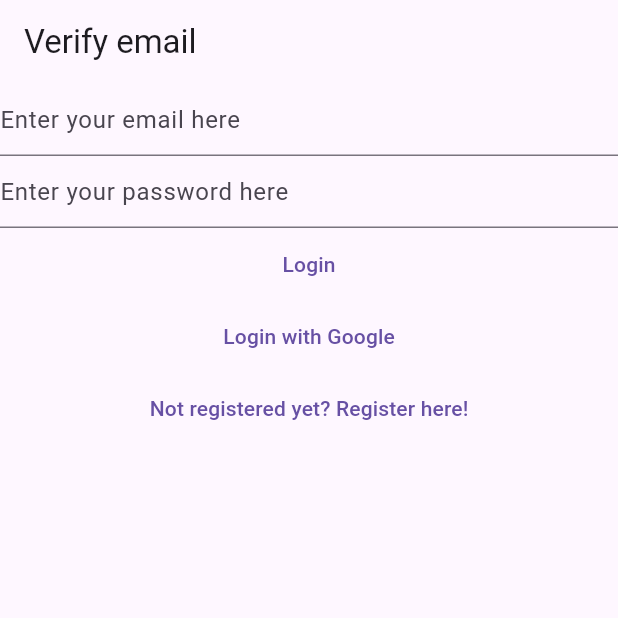
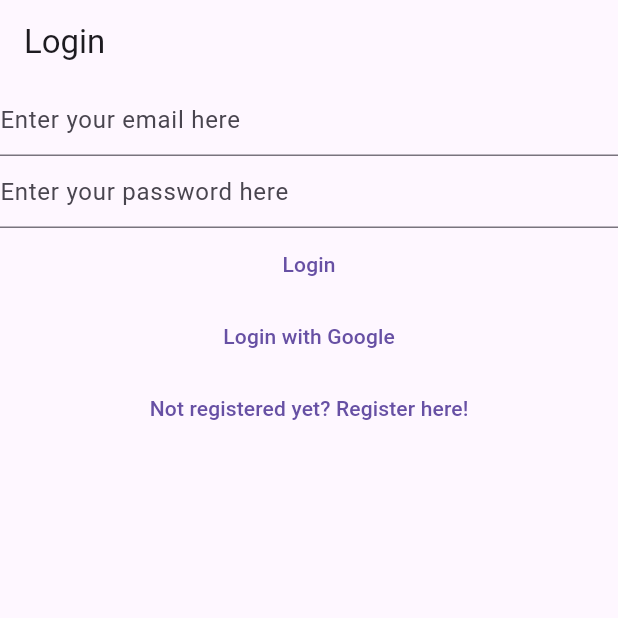
Before and after one commit to NerdyWithZainab/Notes-App, a Flutter app: the screen it shows after launch, on a phone screen of 412 x 824 dp, the top half of it. Run offline on Flutter 3.47's test engine with Material 3 defaults, Android fonts, the phone set to English and light mode, and no system bars; our stand-ins replace firebase_auth, firebase_core, google_sign_in; accounts and stored records are empty.

Commit message:
Created a conditional to check if the email is verified or not

```diff
--- a/notes/lib/main.dart
+++ b/notes/lib/main.dart
@@ -1,9 +1,10 @@
+import 'package:firebase_auth/firebase_auth.dart';
 import 'package:firebase_core/firebase_core.dart';
 import 'package:flutter/material.dart';
 import 'package:notes/views/login_view.dart';
 import 'package:notes/views/register_view.dart';
+import 'package:notes/views/verify_email_view.dart';
 import 'firebase_options.dart';
-import 'package:firebase_auth/firebase_auth.dart';
 
 void main() {
   // Initializing the application
@@ -15,7 +16,6 @@ void main() {
     routes: {
       '/login/': ((context) => const LoginView()),
       '/register/': ((context) => const RegisterView())
-
     },
   ));
 }
@@ -31,7 +31,17 @@ class HomePage extends StatelessWidget {
       builder: (context, snapshot) {
         switch (snapshot.connectionState) {
           case ConnectionState.done:
+            final user = FirebaseAuth.instance.currentUser;
+            if (user != null) {
+              if (user.emailVerified) {
+                print("Email is verified");
+              } else {
+                return const VerifyEmailView();
+              }
+            } else {
               return const LoginView();
+            }
+              return const Text('Done!');
           default:
             return const CircularProgressIndicator();
         }
--- a/notes/lib/views/login_view.dart
+++ b/notes/lib/views/login_view.dart
@@ -80,7 +80,7 @@ class _LoginViewState extends State<LoginView> {
   @override
   Widget build(BuildContext context) {
     return Scaffold(
-      appBar: AppBar(title: const Text("Verify email"),),
+      appBar: AppBar(title: const Text("Login"),),
       body: Column(
         children: [
           TextField(
--- a/notes/lib/views/verify_email_view.dart
+++ b/notes/lib/views/verify_email_view.dart
@@ -12,6 +12,7 @@ class _VerifyEmailViewState extends State<VerifyEmailView> {
   @override
   Widget build(BuildContext context) {
     return Scaffold(
+      appBar: AppBar(title: const Text('Verify Email'),),
       body: Column(children: [
           const Text('Please verify your email address:'),
           TextButton(onPressed: () async{
```
Lines whose indentation alone changed are shown as unchanged.
